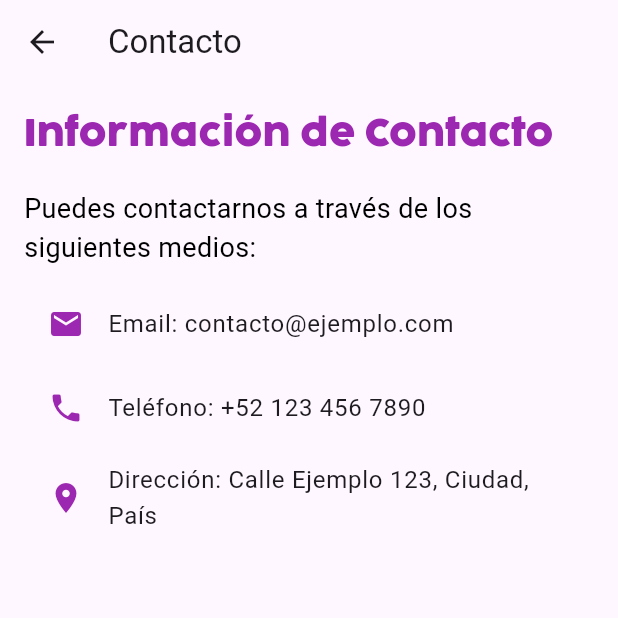
After one commit to RicardoS76/lexininos, a Flutter app: the ContactsPage screen opened by its route, on a phone screen of 412 x 824 dp, the top half of it. The commit adds this screen. Run offline on Flutter 3.47's test engine with Material 3 defaults, Android fonts, the phone set to English and light mode, and no system bars; our stand-ins replace auto_size_text, shared_preferences, sqflite; accounts and stored records are empty.

Commit message:
contactos

```diff
--- a/lib/main.dart
+++ b/lib/main.dart
@@ -26,6 +26,7 @@ import 'user/manage_accounts_page.dart';
 import 'user/results_page.dart';
 import 'user/shared_preferences.dart';
 import 'user/user_data_page.dart';
+import 'user/contacts_page.dart';
 import 'user_page.dart';
 import 'welcome_page.dart';
 
@@ -99,6 +100,7 @@ class MyApp extends StatelessWidget {
         '/atoyatempan': (context) => ZacapalaPage(),
         '/tochtepec': (context) => TochtepecPage(),
         '/molcaxac': (context) => MolcaxacPage(),
+        '/contacts': (context) => ContactsPage(),
       },
     );
   }
--- /dev/null
+++ b/lib/user/contacts_page.dart
@@ -0,0 +1,50 @@
+import 'package:flutter/material.dart';
+
+class ContactsPage extends StatelessWidget {
+  @override
+  Widget build(BuildContext context) {
+    return Scaffold(
+      appBar: AppBar(
+        title: Text('Contacto'),
+      ),
+      body: Padding(
+        padding: const EdgeInsets.all(16.0),
+        child: Column(
+          crossAxisAlignment: CrossAxisAlignment.start,
+          children: [
+            Text(
+              'Información de Contacto',
+              style: TextStyle(
+                fontSize: 24.0,
+                fontWeight: FontWeight.bold,
+                color: Colors.purple,
+                fontFamily: 'Cocogoose',
+              ),
+            ),
+            SizedBox(height: 20),
+            Text(
+              'Puedes contactarnos a través de los siguientes medios:',
+              style: TextStyle(
+                fontSize: 18.0,
+                color: Colors.black,
+              ),
+            ),
+            SizedBox(height: 10),
+            ListTile(
+              leading: Icon(Icons.email, color: Colors.purple),
+              title: Text('Email: contacto@ejemplo.com'),
+            ),
+            ListTile(
+              leading: Icon(Icons.phone, color: Colors.purple),
+              title: Text('Teléfono: +52 123 456 7890'),
+            ),
+            ListTile(
+              leading: Icon(Icons.location_on, color: Colors.purple),
+              title: Text('Dirección: Calle Ejemplo 123, Ciudad, País'),
+            ),
+          ],
+        ),
+      ),
+    );
+  }
+}
--- a/lib/user_page.dart
+++ b/lib/user_page.dart
@@ -65,6 +65,8 @@ class UserPage extends StatelessWidget {
                         _buildInfoTile('Cuentas del dispositivo',
                             Icons.account_circle, context,
                             route: '/manage_accounts'),
+                        _buildInfoTile('Contacto', Icons.contact_mail, context,
+                            route: '/contacts'),
                       ],
                     ),
                   ),
```
